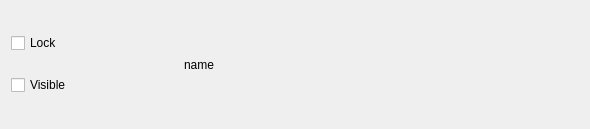
March-rain233/MineSketchpad, file 图像处理程序/LayerUI.ui: the form before one commit.
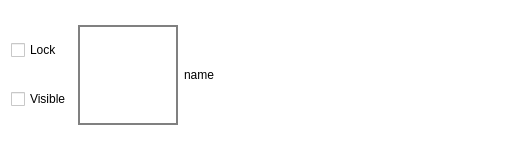
The form after the commit.

```diff
--- a/图像处理程序/LayerUI.ui
+++ b/图像处理程序/LayerUI.ui
@@ -6,8 +6,8 @@
    <rect>
     <x>0</x>
     <y>0</y>
-    <width>590</width>
-    <height>129</height>
+    <width>506</width>
+    <height>150</height>
    </rect>
   </property>
   <property name="minimumSize">
@@ -19,12 +19,457 @@
   <property name="maximumSize">
    <size>
     <width>5000</width>
-    <height>500</height>
+    <height>150</height>
    </size>
   </property>
+  <property name="palette">
+   <palette>
+    <active>
+     <colorrole role="WindowText">
+      <brush brushstyle="SolidPattern">
+       <color alpha="255">
+        <red>0</red>
+        <green>0</green>
+        <blue>0</blue>
+       </color>
+      </brush>
+     </colorrole>
+     <colorrole role="Button">
+      <brush brushstyle="SolidPattern">
+       <color alpha="255">
+        <red>255</red>
+        <green>255</green>
+        <blue>255</blue>
+       </color>
+      </brush>
+     </colorrole>
+     <colorrole role="Light">
+      <brush brushstyle="SolidPattern">
+       <color alpha="255">
+        <red>255</red>
+        <green>255</green>
+        <blue>255</blue>
+       </color>
+      </brush>
+     </colorrole>
+     <colorrole role="Midlight">
+      <brush brushstyle="SolidPattern">
+       <color alpha="255">
+        <red>255</red>
+        <green>255</green>
+        <blue>255</blue>
+       </color>
+      </brush>
+     </colorrole>
+     <colorrole role="Dark">
+      <brush brushstyle="SolidPattern">
+       <color alpha="255">
+        <red>127</red>
+        <green>127</green>
+        <blue>127</blue>
+       </color>
+      </brush>
+     </colorrole>
+     <colorrole role="Mid">
+      <brush brushstyle="SolidPattern">
+       <color alpha="255">
+        <red>170</red>
+        <green>170</green>
+        <blue>170</blue>
+       </color>
+      </brush>
+     </colorrole>
+     <colorrole role="Text">
+      <brush brushstyle="SolidPattern">
+       <color alpha="255">
+        <red>0</red>
+        <green>0</green>
+        <blue>0</blue>
+       </color>
+      </brush>
+     </colorrole>
+     <colorrole role="BrightText">
+      <brush brushstyle="SolidPattern">
+       <color alpha="255">
+        <red>255</red>
+        <green>255</green>
+        <blue>255</blue>
+       </color>
+      </brush>
+     </colorrole>
+     <colorrole role="ButtonText">
+      <brush brushstyle="SolidPattern">
+       <color alpha="255">
+        <red>0</red>
+        <green>0</green>
+        <blue>0</blue>
+       </color>
+      </brush>
+     </colorrole>
+     <colorrole role="Base">
+      <brush brushstyle="SolidPattern">
+       <color alpha="255">
+        <red>255</red>
+        <green>255</green>
+        <blue>255</blue>
+       </color>
+      </brush>
+     </colorrole>
+     <colorrole role="Window">
+      <brush brushstyle="SolidPattern">
+       <color alpha="255">
+        <red>255</red>
+        <green>255</green>
+        <blue>255</blue>
+       </color>
+      </brush>
+     </colorrole>
+     <colorrole role="Shadow">
+      <brush brushstyle="SolidPattern">
+       <color alpha="255">
+        <red>0</red>
+        <green>0</green>
+        <blue>0</blue>
+       </color>
+      </brush>
+     </colorrole>
+     <colorrole role="AlternateBase">
+      <brush brushstyle="SolidPattern">
+       <color alpha="255">
+        <red>255</red>
+        <green>255</green>
+        <blue>255</blue>
+       </color>
+      </brush>
+     </colorrole>
+     <colorrole role="ToolTipBase">
+      <brush brushstyle="SolidPattern">
+       <color alpha="255">
+        <red>255</red>
+        <green>255</green>
+        <blue>220</blue>
+       </color>
+      </brush>
+     </colorrole>
+     <colorrole role="ToolTipText">
+      <brush brushstyle="SolidPattern">
+       <color alpha="255">
+        <red>0</red>
+        <green>0</green>
+        <blue>0</blue>
+       </color>
+      </brush>
+     </colorrole>
+     <colorrole role="PlaceholderText">
+      <brush brushstyle="SolidPattern">
+       <color alpha="128">
+        <red>0</red>
+        <green>0</green>
+        <blue>0</blue>
+       </color>
+      </brush>
+     </colorrole>
+    </active>
+    <inactive>
+     <colorrole role="WindowText">
+      <brush brushstyle="SolidPattern">
+       <color alpha="255">
+        <red>0</red>
+        <green>0</green>
+        <blue>0</blue>
+       </color>
+      </brush>
+     </colorrole>
+     <colorrole role="Button">
+      <brush brushstyle="SolidPattern">
+       <color alpha="255">
+        <red>255</red>
+        <green>255</green>
+        <blue>255</blue>
+       </color>
+      </brush>
+     </colorrole>
+     <colorrole role="Light">
+      <brush brushstyle="SolidPattern">
+       <color alpha="255">
+        <red>255</red>
+        <green>255</green>
+        <blue>255</blue>
+       </color>
+      </brush>
+     </colorrole>
+     <colorrole role="Midlight">
+      <brush brushstyle="SolidPattern">
+       <color alpha="255">
+        <red>255</red>
+        <green>255</green>
+        <blue>255</blue>
+       </color>
+      </brush>
+     </colorrole>
+     <colorrole role="Dark">
+      <brush brushstyle="SolidPattern">
+       <color alpha="255">
+        <red>127</red>
+        <green>127</green>
+        <blue>127</blue>
+       </color>
+      </brush>
+     </colorrole>
+     <colorrole role="Mid">
+      <brush brushstyle="SolidPattern">
+       <color alpha="255">
+        <red>170</red>
+        <green>170</green>
+        <blue>170</blue>
+       </color>
+      </brush>
+     </colorrole>
+     <colorrole role="Text">
+      <brush brushstyle="SolidPattern">
+       <color alpha="255">
+        <red>0</red>
+        <green>0</green>
+        <blue>0</blue>
+       </color>
+      </brush>
+     </colorrole>
+     <colorrole role="BrightText">
+      <brush brushstyle="SolidPattern">
+       <color alpha="255">
+        <red>255</red>
+        <green>255</green>
+        <blue>255</blue>
+       </color>
+      </brush>
+     </colorrole>
+     <colorrole role="ButtonText">
+      <brush brushstyle="SolidPattern">
+       <color alpha="255">
+        <red>0</red>
+        <green>0</green>
+        <blue>0</blue>
+       </color>
+      </brush>
+     </colorrole>
+     <colorrole role="Base">
+      <brush brushstyle="SolidPattern">
+       <color alpha="255">
+        <red>255</red>
+        <green>255</green>
+        <blue>255</blue>
+       </color>
+      </brush>
+     </colorrole>
+     <colorrole role="Window">
+      <brush brushstyle="SolidPattern">
+       <color alpha="255">
+        <red>255</red>
+        <green>255</green>
+        <blue>255</blue>
+       </color>
+      </brush>
+     </colorrole>
+     <colorrole role="Shadow">
+      <brush brushstyle="SolidPattern">
+       <color alpha="255">
+        <red>0</red>
+        <green>0</green>
+        <blue>0</blue>
+       </color>
+      </brush>
+     </colorrole>
+     <colorrole role="AlternateBase">
+      <brush brushstyle="SolidPattern">
+       <color alpha="255">
+        <red>255</red>
+        <green>255</green>
+        <blue>255</blue>
+       </color>
+      </brush>
+     </colorrole>
+     <colorrole role="ToolTipBase">
+      <brush brushstyle="SolidPattern">
+       <color alpha="255">
+        <red>255</red>
+        <green>255</green>
+        <blue>220</blue>
+       </color>
+      </brush>
+     </colorrole>
+     <colorrole role="ToolTipText">
+      <brush brushstyle="SolidPattern">
+       <color alpha="255">
+        <red>0</red>
+        <green>0</green>
+        <blue>0</blue>
+       </color>
+      </brush>
+     </colorrole>
+     <colorrole role="PlaceholderText">
+      <brush brushstyle="SolidPattern">
+       <color alpha="128">
+        <red>0</red>
+        <green>0</green>
+        <blue>0</blue>
+       </color>
+      </brush>
+     </colorrole>
+    </inactive>
+    <disabled>
+     <colorrole role="WindowText">
+      <brush brushstyle="SolidPattern">
+       <color alpha="255">
+        <red>127</red>
+        <green>127</green>
+        <blue>127</blue>
+       </color>
+      </brush>
+     </colorrole>
+     <colorrole role="Button">
+      <brush brushstyle="SolidPattern">
+       <color alpha="255">
+        <red>255</red>
+        <green>255</green>
+        <blue>255</blue>
+       </color>
+      </brush>
+     </colorrole>
+     <colorrole role="Light">
+      <brush brushstyle="SolidPattern">
+       <color alpha="255">
+        <red>255</red>
+        <green>255</green>
+        <blue>255</blue>
+       </color>
+      </brush>
+     </colorrole>
+     <colorrole role="Midlight">
+      <brush brushstyle="SolidPattern">
+       <color alpha="255">
+        <red>255</red>
+        <green>255</green>
+        <blue>255</blue>
+       </color>
+      </brush>
+     </colorrole>
+     <colorrole role="Dark">
+      <brush brushstyle="SolidPattern">
+       <color alpha="255">
+        <red>127</red>
+        <green>127</green>
+        <blue>127</blue>
+       </color>
+      </brush>
+     </colorrole>
+     <colorrole role="Mid">
+      <brush brushstyle="SolidPattern">
+       <color alpha="255">
+        <red>170</red>
+        <green>170</green>
+        <blue>170</blue>
+       </color>
+      </brush>
+     </colorrole>
+     <colorrole role="Text">
+      <brush brushstyle="SolidPattern">
+       <color alpha="255">
+        <red>127</red>
+        <green>127</green>
+        <blue>127</blue>
+       </color>
+      </brush>
+     </colorrole>
+     <colorrole role="BrightText">
+      <brush brushstyle="SolidPattern">
+       <color alpha="255">
+        <red>255</red>
+        <green>255</green>
+        <blue>255</blue>
+       </color>
+      </brush>
+     </colorrole>
+     <colorrole role="ButtonText">
+      <brush brushstyle="SolidPattern">
+       <color alpha="255">
+        <red>127</red>
+        <green>127</green>
+        <blue>127</blue>
+       </color>
+      </brush>
+     </colorrole>
+     <colorrole role="Base">
+      <brush brushstyle="SolidPattern">
+       <color alpha="255">
+        <red>255</red>
+        <green>255</green>
+        <blue>255</blue>
+       </color>
+      </brush>
+     </colorrole>
+     <colorrole role="Window">
+      <brush brushstyle="SolidPattern">
+       <color alpha="255">
+        <red>255</red>
+        <green>255</green>
+        <blue>255</blue>
+       </color>
+      </brush>
+     </colorrole>
+     <colorrole role="Shadow">
+      <brush brushstyle="SolidPattern">
+       <color alpha="255">
+        <red>0</red>
+        <green>0</green>
+        <blue>0</blue>
+       </color>
+      </brush>
+     </colorrole>
+     <colorrole role="AlternateBase">
+      <brush brushstyle="SolidPattern">
+       <color alpha="255">
+        <red>255</red>
+        <green>255</green>
+        <blue>255</blue>
+       </color>
+      </brush>
+     </colorrole>
+     <colorrole role="ToolTipBase">
+      <brush brushstyle="SolidPattern">
+       <color alpha="255">
+        <red>255</red>
+        <green>255</green>
+        <blue>220</blue>
+       </color>
+      </brush>
+     </colorrole>
+     <colorrole role="ToolTipText">
+      <brush brushstyle="SolidPattern">
+       <color alpha="255">
+        <red>0</red>
+        <green>0</green>
+        <blue>0</blue>
+       </color>
+      </brush>
+     </colorrole>
+     <colorrole role="PlaceholderText">
+      <brush brushstyle="SolidPattern">
+       <color alpha="128">
+        <red>0</red>
+        <green>0</green>
+        <blue>0</blue>
+       </color>
+      </brush>
+     </colorrole>
+    </disabled>
+   </palette>
+  </property>
   <property name="windowTitle">
    <string>LayerUI</string>
   </property>
+  <property name="autoFillBackground">
+   <bool>true</bool>
+  </property>
   <layout class="QHBoxLayout" name="horizontalLayout_2" stretch="0,7,3">
    <item>
     <layout class="QVBoxLayout" name="verticalLayout">
@@ -55,6 +500,9 @@
        <height>100</height>
       </size>
      </property>
+     <property name="styleSheet">
+      <string notr="true">background:transparent;border:2px solid gray</string>
+     </property>
     </widget>
    </item>
    <item>
```
